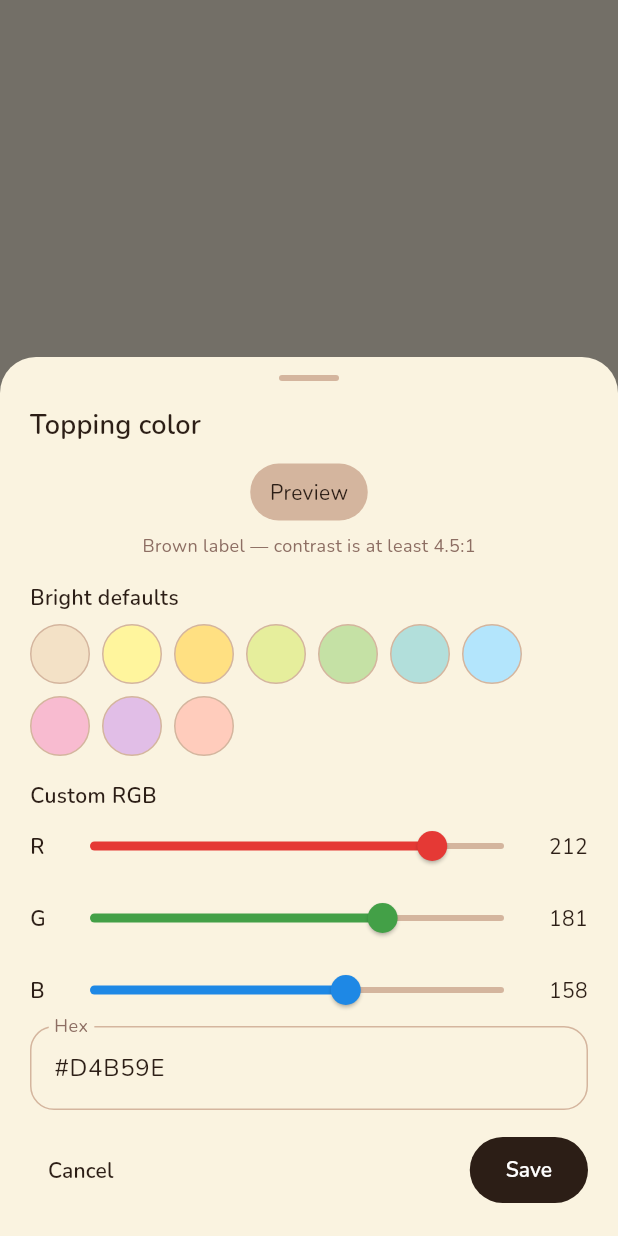
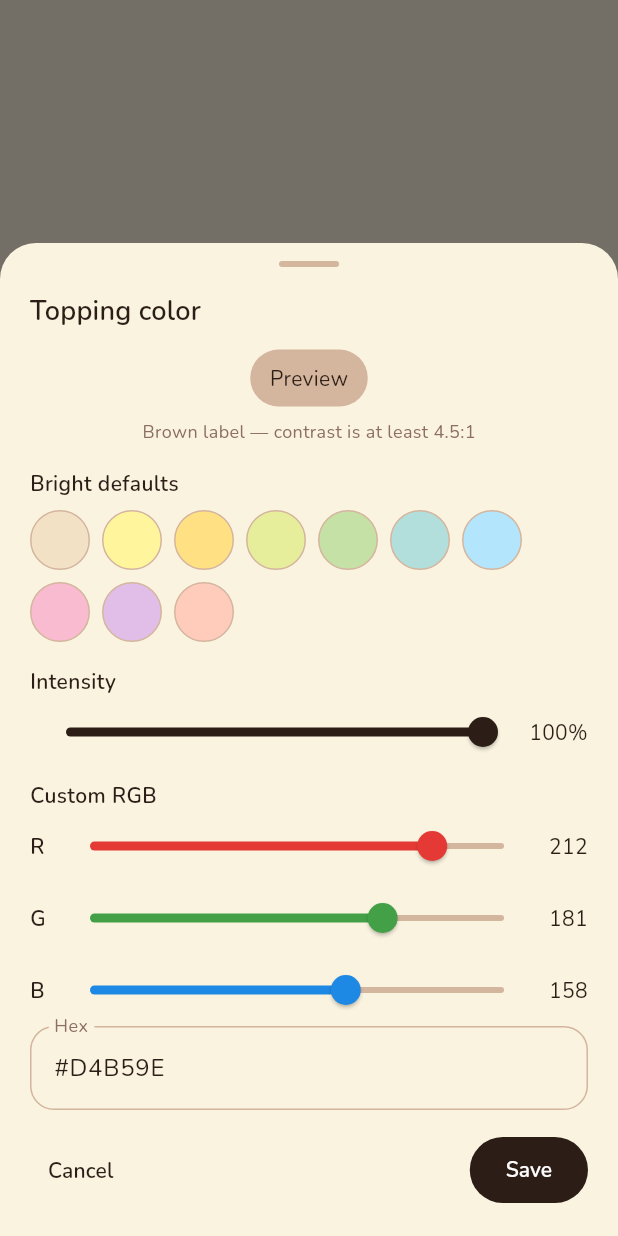
Before and after one commit to joshua-eversole/tea-ranker-app, a Flutter app: what showToppingColorPicker() shows on an empty page, opened directly with empty values, on a phone screen of 412 x 824 dp. Run offline on Flutter 3.47's test engine with Material 3 defaults, Android fonts, the phone set to English and light mode, and no system bars; our stand-ins replace go_router, supabase_flutter; accounts and stored records are empty; network calls fail.

Commit message:
Wrap topping chips, add intensity, wash shop pages
Shrink-wrap chips so several sit on a row, persist color_intensity mixed toward cream, and tint shop details with the aggregate grade wash.

Co-authored-by: josh <josh@eversoles.org>

```diff
--- a/lib/data/models.dart
+++ b/lib/data/models.dart
@@ -20,10 +20,12 @@ class ProfileRow {
   factory ProfileRow.fromMap(Map<String, dynamic> map) => ProfileRow(
     id: map['id'] as String,
     username: (map['username'] as String?) ?? '',
-        defaultSugarPercent:
-            snapPercent((map['default_sugar_percent'] as num?)?.toInt() ?? 50),
-        defaultIcePercent:
-            snapPercent((map['default_ice_percent'] as num?)?.toInt() ?? 50),
+    defaultSugarPercent: snapPercent(
+      (map['default_sugar_percent'] as num?)?.toInt() ?? 50,
+    ),
+    defaultIcePercent: snapPercent(
+      (map['default_ice_percent'] as num?)?.toInt() ?? 50,
+    ),
   );
 }
 
@@ -54,10 +56,13 @@ class ShopRow {
   });
 
   final String id;
+
   /// English name (`shops.name`). Null when the shop is Chinese-only.
   final String? name;
+
   /// Optional Chinese name (`shops.name_zh`).
   final String? nameZh;
+
   /// Shop-level notes (`shops.notes`), not drink notes.
   final String? notes;
   final String? userId;
@@ -127,14 +132,19 @@ class ToppingRow {
     required this.userId,
     required this.isUserAdded,
     this.colorHex,
+    this.colorIntensity,
   });
 
   final String id;
   final String name;
   final String? userId;
   final bool isUserAdded;
+
   /// Chip fill `#RRGGBB`. Null until the SQL snippet is applied / row is colored.
   final String? colorHex;
+
+  /// 0–100. Null until `color_intensity` is migrated; treat as 100.
+  final int? colorIntensity;
 
   factory ToppingRow.fromMap(Map<String, dynamic> map) => ToppingRow(
     id: map['id'] as String,
@@ -142,15 +152,17 @@ class ToppingRow {
     userId: map['user_id'] as String?,
     isUserAdded: map['is_user_added'] as bool? ?? true,
     colorHex: map['color_hex'] as String?,
+    colorIntensity: (map['color_intensity'] as num?)?.toInt(),
   );
 
-  ToppingRow copyWith({String? colorHex}) {
+  ToppingRow copyWith({String? colorHex, int? colorIntensity}) {
     return ToppingRow(
       id: id,
       name: name,
       userId: userId,
       isUserAdded: isUserAdded,
       colorHex: colorHex ?? this.colorHex,
+      colorIntensity: colorIntensity ?? this.colorIntensity,
     );
   }
 }
@@ -231,10 +243,7 @@ class DrinkEntryRow {
     );
   }
 
-  DrinkEntryRow withRelations({
-    ShopRow? shop,
-    List<ToppingRow>? toppings,
-  }) {
+  DrinkEntryRow withRelations({ShopRow? shop, List<ToppingRow>? toppings}) {
     return DrinkEntryRow(
       id: id,
       userId: userId,
@@ -298,6 +307,7 @@ class TasteProfile {
     this.averagePrice,
     this.favoriteTopping,
     this.favoriteToppingColorHex,
+    this.favoriteToppingIntensity,
     this.daysSinceLastDrink,
   });
 
@@ -313,17 +323,13 @@ class TasteProfile {
   final double? averagePrice;
   final String? favoriteTopping;
   final String? favoriteToppingColorHex;
+  final int? favoriteToppingIntensity;
   final int? daysSinceLastDrink;
 
   bool get isEmpty => entries.isEmpty;
 }
 
-const drinkBases = <String>[
-  'Milk-based',
-  'Tea-based',
-  'Fruit-based',
-  'Other',
-];
+const drinkBases = <String>['Milk-based', 'Tea-based', 'Fruit-based', 'Other'];
 
 const newUserToppingSeeds = <String>[
   'Boba',
--- a/lib/screens/profile_screen.dart
+++ b/lib/screens/profile_screen.dart
@@ -101,10 +101,7 @@ class ProfileScreen extends StatelessWidget {
               const Center(
                 child: Text(
                   'Tea Ranker · PWA',
-                  style: TextStyle(
-                    color: AppColors.chocolate,
-                    fontSize: 12,
-                  ),
+                  style: TextStyle(color: AppColors.chocolate, fontSize: 12),
                 ),
               ),
             ],
@@ -205,16 +202,21 @@ class _ToppingColorSettings extends StatelessWidget {
       context: context,
       toppingName: topping.name,
       initialHex: normalizeColorHex(topping.colorHex),
+      initialIntensity: snapIntensity(topping.colorIntensity),
     );
     if (picked == null) return;
     try {
-      await repo.updateToppingColor(toppingId: topping.id, colorHex: picked);
+      await repo.updateToppingColor(
+        toppingId: topping.id,
+        colorHex: picked.colorHex,
+        colorIntensity: picked.intensity,
+      );
     } catch (_) {
       if (context.mounted) {
         ScaffoldMessenger.of(context).showSnackBar(
           const SnackBar(
             content: Text(
-              'Couldn’t save that color. Paste supabase/toppings_color_hex.sql in the Supabase SQL editor.',
+              'Couldn’t save that color. Paste supabase/toppings_color_hex.sql and supabase/toppings_color_intensity.sql in the Supabase SQL editor.',
             ),
           ),
         );
@@ -244,10 +246,7 @@ class _ToppingColorSettings extends StatelessWidget {
                 runSpacing: 8,
                 children: [
                   for (final t in toppings)
-                    ToppingChip.fromRow(
-                      t,
-                      onTap: () => _edit(context, t),
-                    ),
+                    ToppingChip.fromRow(t, onTap: () => _edit(context, t)),
                 ],
               ),
           ],
--- a/lib/theme/topping_colors.dart
+++ b/lib/theme/topping_colors.dart
@@ -11,6 +11,12 @@ const kToppingLabelContrastFloor = 4.5;
 const kToppingLabelDark = AppColors.boba;
 const kToppingLabelLight = Color(0xFFFFFFFF);
 const kToppingFallbackHex = '#D4B59E';
+const kToppingDefaultIntensity = 100;
+
+int snapIntensity(int? value) {
+  if (value == null) return kToppingDefaultIntensity;
+  return value.clamp(0, 100);
+}
 
 /// ~10 light, bright fills offered when creating or recoloring a topping.
 const toppingBrightPaletteHex = <String>[
@@ -72,6 +78,13 @@ Color colorFromHex(String? raw, {Color fallback = AppColors.seed}) {
   return Color(int.parse('FF${hex.substring(1)}', radix: 16));
 }
 
+/// Mix the stored hue toward cream at lower intensity (0 = cream, 100 = full hue).
+Color toppingFill({String? colorHex, int? intensity}) {
+  final hue = colorFromHex(colorHex);
+  final t = snapIntensity(intensity) / 100.0;
+  return Color.lerp(AppColors.cream, hue, t)!;
+}
+
 String hexFromColor(Color color) {
   final n = color.toARGB32() & 0xFFFFFF;
   return '#${n.toRadixString(16).padLeft(6, '0').toUpperCase()}';
@@ -98,8 +111,8 @@ String nextBrightPaletteHex(Iterable<String?> existingHexes) {
   for (final hex in toppingBrightPaletteHex) {
     if (!used.contains(hex.toUpperCase())) return hex.toUpperCase();
   }
-  return toppingBrightPaletteHex[
-          existingHexes.length % toppingBrightPaletteHex.length]
+  return toppingBrightPaletteHex[existingHexes.length %
+          toppingBrightPaletteHex.length]
       .toUpperCase();
 }
 
--- a/lib/widgets/topping_chip.dart
+++ b/lib/widgets/topping_chip.dart
@@ -9,6 +9,7 @@ class ToppingChip extends StatelessWidget {
     super.key,
     required this.label,
     this.colorHex,
+    this.intensity,
     this.selected = false,
     this.compact = false,
     this.onTap,
@@ -23,6 +24,7 @@ class ToppingChip extends StatelessWidget {
     return ToppingChip(
       label: topping.name,
       colorHex: topping.colorHex,
+      intensity: topping.colorIntensity,
       selected: selected,
       compact: compact,
       onTap: onTap,
@@ -31,13 +33,14 @@ class ToppingChip extends StatelessWidget {
 
   final String label;
   final String? colorHex;
+  final int? intensity;
   final bool selected;
   final bool compact;
   final VoidCallback? onTap;
 
   @override
   Widget build(BuildContext context) {
-    final fill = colorFromHex(colorHex);
+    final fill = toppingFill(colorHex: colorHex, intensity: intensity);
     final onFill = toppingLabelColor(fill);
     final pad = compact
         ? const EdgeInsets.symmetric(horizontal: 10, vertical: 4)
@@ -48,7 +51,7 @@ class ToppingChip extends StatelessWidget {
       fontWeight: selected ? FontWeight.w600 : FontWeight.w400,
     );
 
-    final child = AnimatedContainer(
+    final pill = AnimatedContainer(
       duration: const Duration(milliseconds: 120),
       padding: pad,
       decoration: ShapeDecoration(
@@ -71,17 +74,32 @@ class ToppingChip extends StatelessWidget {
       ),
     );
 
-    if (onTap == null) return child;
-    return Material(
+    // Shrink-wrap so Wrap can put several chips on one row. Do not expand
+    // to the Wrap's max width (Center / loose Align would stack one per line).
+    final sized = onTap == null
+        ? pill
+        : Material(
             type: MaterialType.transparency,
             child: InkWell(
               onTap: onTap,
               customBorder: const StadiumBorder(),
               child: ConstrainedBox(
                 constraints: const BoxConstraints(minHeight: AppLayout.minTap),
-          child: Center(child: child),
+                child: Align(
+                  alignment: Alignment.center,
+                  widthFactor: 1,
+                  heightFactor: 1,
+                  child: pill,
+                ),
               ),
             ),
           );
+
+    return Align(
+      alignment: Alignment.centerLeft,
+      widthFactor: 1,
+      heightFactor: 1,
+      child: sized,
+    );
   }
 }
--- a/lib/widgets/topping_color_picker.dart
+++ b/lib/widgets/topping_color_picker.dart
@@ -5,13 +5,21 @@ import '../theme/tokens.dart';
 import '../theme/topping_colors.dart';
 import 'topping_chip.dart';
 
-Future<String?> showToppingColorPicker({
+class ToppingColorChoice {
+  const ToppingColorChoice({required this.colorHex, required this.intensity});
+
+  final String colorHex;
+  final int intensity;
+}
+
+Future<ToppingColorChoice?> showToppingColorPicker({
   required BuildContext context,
   required String toppingName,
   required String initialHex,
+  int initialIntensity = kToppingDefaultIntensity,
   String confirmLabel = 'Save',
 }) {
-  return showModalBottomSheet<String>(
+  return showModalBottomSheet<ToppingColorChoice>(
     context: context,
     isScrollControlled: true,
     backgroundColor: AppColors.cream,
@@ -26,6 +34,7 @@ Future<String?> showToppingColorPicker({
         child: ToppingColorPicker(
           toppingName: toppingName,
           initialHex: initialHex,
+          initialIntensity: initialIntensity,
           confirmLabel: confirmLabel,
         ),
       );
@@ -38,11 +47,13 @@ class ToppingColorPicker extends StatefulWidget {
     super.key,
     required this.toppingName,
     required this.initialHex,
+    this.initialIntensity = kToppingDefaultIntensity,
     this.confirmLabel = 'Save',
   });
 
   final String toppingName;
   final String initialHex;
+  final int initialIntensity;
   final String confirmLabel;
 
   @override
@@ -51,12 +62,14 @@ class ToppingColorPicker extends StatefulWidget {
 
 class _ToppingColorPickerState extends State<ToppingColorPicker> {
   late Color _color;
+  late int _intensity;
   late TextEditingController _hex;
 
   @override
   void initState() {
     super.initState();
     _color = colorFromHex(widget.initialHex);
+    _intensity = snapIntensity(widget.initialIntensity);
     _hex = TextEditingController(text: hexFromColor(_color));
   }
 
@@ -79,11 +92,15 @@ class _ToppingColorPickerState extends State<ToppingColorPicker> {
     _setColor(colorFromHex(normalized), syncHex: false);
   }
 
+  Color get _previewFill =>
+      toppingFill(colorHex: hexFromColor(_color), intensity: _intensity);
+
   @override
   Widget build(BuildContext context) {
     final r = (_color.r * 255).round();
     final g = (_color.g * 255).round();
     final b = (_color.b * 255).round();
+    final preview = _previewFill;
     return SafeArea(
       child: SingleChildScrollView(
         padding: const EdgeInsets.fromLTRB(20, 12, 20, 20),
@@ -113,12 +130,13 @@ class _ToppingColorPickerState extends State<ToppingColorPicker> {
                     ? 'Preview'
                     : widget.toppingName,
                 colorHex: hexFromColor(_color),
+                intensity: _intensity,
               ),
             ),
             const SizedBox(height: 8),
             Center(
               child: Text(
-                toppingFillNeedsWhiteLabel(_color)
+                toppingFillNeedsWhiteLabel(preview)
                     ? 'White label — fill is too dark for brown text'
                     : 'Brown label — contrast is at least 4.5:1',
                 style: const TextStyle(
@@ -146,6 +164,33 @@ class _ToppingColorPickerState extends State<ToppingColorPicker> {
               ],
             ),
             const SizedBox(height: 16),
+            const Text(
+              'Intensity',
+              style: TextStyle(fontWeight: FontWeight.w600),
+            ),
+            Row(
+              children: [
+                Expanded(
+                  child: Semantics(
+                    label: 'Intensity',
+                    value: '$_intensity%',
+                    child: Slider(
+                      min: 0,
+                      max: 100,
+                      divisions: 100,
+                      value: _intensity.toDouble(),
+                      label: '$_intensity%',
+                      onChanged: (v) => setState(() => _intensity = v.round()),
+                    ),
+                  ),
+                ),
+                SizedBox(
+                  width: 44,
+                  child: Text('$_intensity%', textAlign: TextAlign.end),
+                ),
+              ],
+            ),
+            const SizedBox(height: 8),
             const Text(
               'Custom RGB',
               style: TextStyle(fontWeight: FontWeight.w600),
@@ -190,8 +235,13 @@ class _ToppingColorPickerState extends State<ToppingColorPicker> {
                 ),
                 const Spacer(),
                 FilledButton(
-                  onPressed: () =>
-                      Navigator.pop(context, hexFromColor(_color)),
+                  onPressed: () => Navigator.pop(
+                    context,
+                    ToppingColorChoice(
+                      colorHex: hexFromColor(_color),
+                      intensity: _intensity,
+                    ),
+                  ),
                   child: Text(widget.confirmLabel),
                 ),
               ],
@@ -259,7 +309,10 @@ class _ChannelSlider extends StatelessWidget {
       children: [
         SizedBox(
           width: 16,
-          child: Text(label, style: const TextStyle(fontWeight: FontWeight.w600)),
+          child: Text(
+            label,
+            style: const TextStyle(fontWeight: FontWeight.w600),
+          ),
         ),
         Expanded(
           child: Slider(
@@ -271,10 +324,7 @@ class _ChannelSlider extends StatelessWidget {
             onChanged: (v) => onChanged(v.round()),
           ),
         ),
-        SizedBox(
-          width: 32,
-          child: Text('$value', textAlign: TextAlign.end),
-        ),
+        SizedBox(width: 32, child: Text('$value', textAlign: TextAlign.end)),
       ],
     );
   }
```
Also changed, not shown: lib/data/taste_stats.dart (+7 -10 lines), lib/data/tea_repository.dart (+88 -62 lines), lib/grading/grade.dart (+13 -4 lines), lib/screens/drink_logger_screen.dart (+18 -10 lines), lib/screens/shop_detail_screen.dart (+13 -17 lines), lib/widgets/taste_details_sheet.dart (+7 -13 lines), 4 other files. Lines whose indentation alone changed are shown as unchanged.
